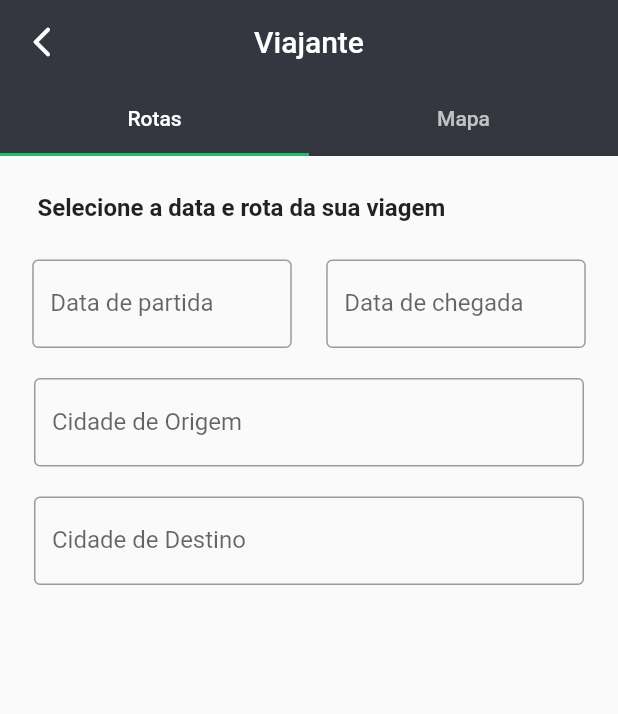
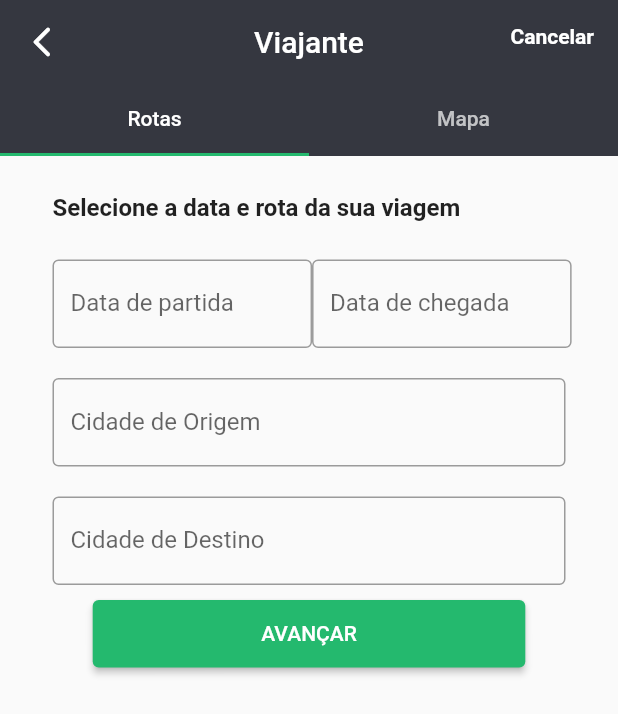
Before and after one commit to pf-haidar/muvver, a Flutter app: the DestinySelection screen opened directly, on a phone screen of 412 x 824 dp. Shown: the top 714 px of the screen. Run offline on Flutter 3.47's test engine with Material 2 defaults, Android fonts, the phone set to English and light mode, and no system bars; our stand-ins replace flutter_svg; missing offline and left inert: google_place.

Commit message:
Google Place funcionando

```diff
--- a/lib/views/destiny_selection/destiny_selection.dart
+++ b/lib/views/destiny_selection/destiny_selection.dart
@@ -4,6 +4,7 @@ import 'package:flutter/src/foundation/key.dart';
 import 'package:flutter/src/widgets/framework.dart';
 import 'package:muvver/views/destiny_selection/page/map_page.dart';
 import 'package:muvver/views/destiny_selection/page/route_page.dart';
+import 'package:muvver/views/home/home.dart';
 
 class DestinySelection extends StatefulWidget {
   const DestinySelection({Key? key}) : super(key: key);
@@ -31,6 +32,24 @@ class _DestinySelectionState extends State<DestinySelection> {
             splashColor: Colors.transparent,
             child: const Icon(Icons.arrow_back_ios_new_rounded),
           ),
+          actions: [
+            InkWell(
+              onTap: () {
+                Navigator.of(context).pushReplacement(
+                  MaterialPageRoute(
+                    builder: (context) => Home(),
+                  ),
+                );
+              },
+              child: Padding(
+                padding: const EdgeInsets.only(right: 16, top: 16),
+                child: Text(
+                  "Cancelar",
+                  style: TextStyle(fontSize: 14, fontWeight: FontWeight.bold),
+                ),
+              ),
+            )
+          ],
           bottom: const TabBar(
             indicatorColor: Color.fromRGBO(36, 185, 110, 1),
             tabs: [
@@ -41,8 +60,8 @@ class _DestinySelectionState extends State<DestinySelection> {
         ),
         body: TabBarView(
           children: [
-           RoutePage(),
-           MapPage(),
+            RoutePage(),
+            MapPage(),
           ],
         ),
       ),
--- a/lib/views/destiny_selection/page/route_page.dart
+++ b/lib/views/destiny_selection/page/route_page.dart
@@ -45,14 +45,15 @@ class _RoutePageState extends State<RoutePage> {
   @override
   Widget build(BuildContext context) {
     return Scaffold(
-      body: Padding(
+      body: SingleChildScrollView(
+        child: Padding(
           padding: const EdgeInsets.only(top: 25, left: 10, right: 10),
           child: Container(
             width: MediaQuery.of(context).size.width * 1,
             child: Column(
               children: [
                 Container(
-                margin: const EdgeInsets.only(bottom: 25, left: 15),
+                  margin: const EdgeInsets.only(bottom: 25, left: 25),
                   alignment: Alignment.topLeft,
                   child: Text(
                     'Selecione a data e rota da sua viagem',
@@ -62,8 +63,10 @@ class _RoutePageState extends State<RoutePage> {
                     ),
                   ),
                 ),
-              Row(
-                mainAxisAlignment: MainAxisAlignment.spaceAround,
+                Container(
+                  margin: const EdgeInsets.only(left: 25, right: 25),
+                  child: Row(
+                    mainAxisAlignment: MainAxisAlignment.spaceBetween,
                     children: [
                       Container(
                         width: MediaQuery.of(context).size.width * 0.42,
@@ -117,9 +120,9 @@ class _RoutePageState extends State<RoutePage> {
                       ),
                     ],
                   ),
+                ),
                 Container(
-                margin: const EdgeInsets.only(top: 20),
-                width: MediaQuery.of(context).size.width * 0.89,
+                  margin: const EdgeInsets.only(top: 20, left: 25, right: 25),
                   child: TextField(
                     onChanged: (value) {
                       if (_debounce?.isActive ?? false) _debounce!.cancel();
@@ -137,10 +140,17 @@ class _RoutePageState extends State<RoutePage> {
                   ),
                 ),
                 Container(
-                margin: const EdgeInsets.only(top: 20),
-                width: MediaQuery.of(context).size.width * 0.89,
+                  margin: const EdgeInsets.only(top: 20, left: 25, right: 25),
                   child: TextField(
                     controller: controllerCidadeDestino,
+                    onChanged: (value) {
+                      if (_debounce?.isActive ?? false) _debounce!.cancel();
+                      _debounce = Timer(const Duration(seconds: 1), () {
+                        if (value.isNotEmpty) {
+                          autoCompleteSearch(value);
+                        } else {}
+                      });
+                    },
                     decoration: InputDecoration(
                       labelText: "Cidade de Destino",
                       border: OutlineInputBorder(),
@@ -148,10 +158,12 @@ class _RoutePageState extends State<RoutePage> {
                   ),
                 ),
                 ListView.builder(
+                  padding: const EdgeInsets.only(top: 10),
                   shrinkWrap: true,
                   itemCount: predictions.length,
                   itemBuilder: ((context, index) {
                     return ListTile(
+                      onTap: () {},
                       leading: const CircleAvatar(
                         child: Icon(Icons.pin_drop, color: Colors.white),
                       ),
@@ -160,8 +172,23 @@ class _RoutePageState extends State<RoutePage> {
                       ),
                     );
                   }),
+                ),
+                Container(
+                  width: MediaQuery.of(context).size.width * 0.7,
+                  height: 45,
+                  child: ElevatedButton(
+                    style: ElevatedButton.styleFrom(
+                      primary: const Color.fromRGBO(36, 185, 110, 1),
+                    ),
+                    child: const Text(
+                      'AVANÇAR',
+                      style: TextStyle(color: Colors.white),
+                    ),
+                    onPressed: (){},
+                  ),
                 )
               ],
+            ),
           ),
         ),
       ),
```
Lines whose indentation alone changed are shown as unchanged.
